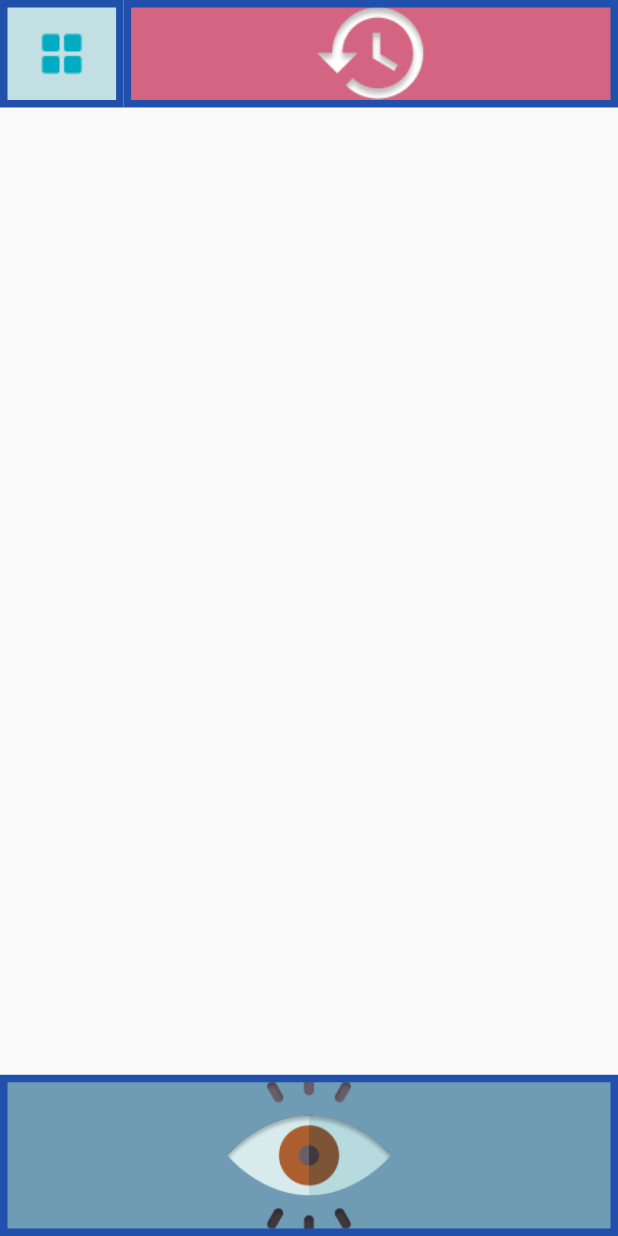
After one commit to zphoenixz/vision_ucb_frontend, a Flutter app: the HistorialView screen opened by its route, on a phone screen of 412 x 824 dp. The commit adds this screen. Run offline on Flutter 3.47's test engine with Material 2 defaults, Android fonts, the phone set to English and light mode, and no system bars; our stand-ins replace camera.

Commit message:
añadidas las pantallas de guardados e historial

```diff
--- a/lib/main.dart
+++ b/lib/main.dart
@@ -2,6 +2,8 @@ import 'package:camera/camera.dart';
 import 'package:flutter/material.dart';
 import 'views/mainMenu.dart';
 import 'views/camara.dart';
+import 'views/saves.dart';
+import 'views/historial.dart';
 
 Future<void> main() async {
   // Ensure that plugin services are initialized so that `availableCameras()`
@@ -20,6 +22,8 @@ Future<void> main() async {
       routes: {
         '/': (context) => MyHomePage(),
         '/camera': (context) => CameraView(camera: firstCamera),
+        '/paper': (context) => SavesView(),
+        '/watch': (context) => HistorialView(),
       },
       title: 'NOVISPRO',
       theme: ThemeData(
--- /dev/null
+++ b/lib/views/historial.dart
@@ -0,0 +1,160 @@
+import 'dart:io';
+
+import 'package:flutter/material.dart';
+import 'package:path/path.dart';
+import 'package:path_provider/path_provider.dart';
+
+class HistorialView extends StatefulWidget {
+
+  @override
+  _HistorialViewState createState() => _HistorialViewState();
+}
+
+class _HistorialViewState extends State<HistorialView> {
+
+  @override
+  Widget build(BuildContext context) {
+    //get status bar height
+    double statusBarHeight = MediaQuery.of(context).padding.top;
+    //return Scaffold with all containers
+    return Scaffold(
+      body: Container(
+        margin: EdgeInsets.only(top: statusBarHeight),
+        child: Column(
+          children: <Widget>[
+            Flexible(
+              flex: 2,
+              child: Row(
+                children: <Widget>[
+                  Flexible(
+                    flex: 2,
+                    child: new InkWell(
+                      onTap: () {
+                        Navigator.pushNamed(context, '/');
+                      },
+                      child: Container(
+                        decoration: myBoxDecorationHome(),
+                      ),
+                    ),
+                  ),
+                  Flexible(
+                    flex: 8,
+                    child: new InkWell(
+                      onTap: () {
+                        Navigator.pushNamed(context, '/');
+                      },
+                      child: Hero(
+                        tag: 'watch',
+                        child: Container(
+                          decoration: myBoxDecorationWatch(),
+                        ),
+                      ),
+                    ),
+                  ),
+                ],
+              ),
+            ),
+            Flexible(
+                flex: 18,
+                child: Container(
+
+                )),
+            Flexible(
+              flex: 3,
+              child: new InkWell(
+                      onTap: () {
+                        Navigator.pushNamed(context, '/camera');
+                      },
+                      child: Hero(
+                        tag: 'eye',
+                        child: Container(
+                          decoration: myBoxDecorationEye(),
+                        ),
+                      ),
+                    ),
+            ),
+          ],
+        ),
+      ),
+    );
+  }
+
+  BoxDecoration myBoxDecoration() {
+    return BoxDecoration(
+      border: Border.all(
+        color: Colors.lightBlue, //                   <--- border color
+        width: 5.0,
+      ),
+    );
+  }
+
+  BoxDecoration myBoxDecorationInfo() {
+    return BoxDecoration(
+      image: DecorationImage(
+        image: new AssetImage('img/camera_circle.png'),
+        fit: BoxFit.scaleDown,
+      ),
+      color: Color(0xFFC2DFE3),
+      border: Border.all(
+        color: Color(0xFF2050AC), //                   <--- border color
+        width: 5.0,
+      ),
+    );
+  }
+
+  BoxDecoration myBoxDecorationPaper() {
+    return BoxDecoration(
+      image: DecorationImage(
+        image: new AssetImage('img/papel_1.png'),
+        fit: BoxFit.scaleDown,
+      ),
+      color: Color(0xFFA0D2DB),
+      border: Border.all(
+        color: Color(0xFF2050AC), //                   <--- border color
+        width: 5.0,
+      ),
+    );
+  }
+
+  BoxDecoration myBoxDecorationWatch() {
+    return BoxDecoration(
+      image: DecorationImage(
+        image: new AssetImage('img/reloj_1.png'),
+        fit: BoxFit.scaleDown,
+      ),
+      color: Color(0xFFD36582),
+      border: Border.all(
+        color: Color(0xFF2050AC), //                   <--- border color
+        width: 5.0,
+      ),
+    );
+  }
+
+  BoxDecoration myBoxDecorationEye() {
+    return BoxDecoration(
+      image: DecorationImage(
+        image: new AssetImage('img/testigo_1.png'),
+        fit: BoxFit.scaleDown,
+      ),
+      color: Color(0xFF6F9BB4),
+      border: Border.all(
+        color: Color(0xFF2050AC), //                   <--- border color
+        width: 5.0,
+      ),
+    );
+  }
+
+  BoxDecoration myBoxDecorationHome() {
+    return BoxDecoration(
+      image: DecorationImage(
+        image: new AssetImage('img/home.png'),
+        fit: BoxFit.scaleDown,
+      ),
+      color: Color(0xFFC2DFE3),
+      border: Border.all(
+        color: Color(0xFF2050AC), //                   <--- border color
+        width: 5.0,
+      ),
+    );
+  }
+}
```
Also changed, not shown: lib/views/camara.dart (+14 -3 lines), lib/views/mainMenu.dart (+11 -0 lines), lib/views/saves.dart (added, +160 -0 lines).
